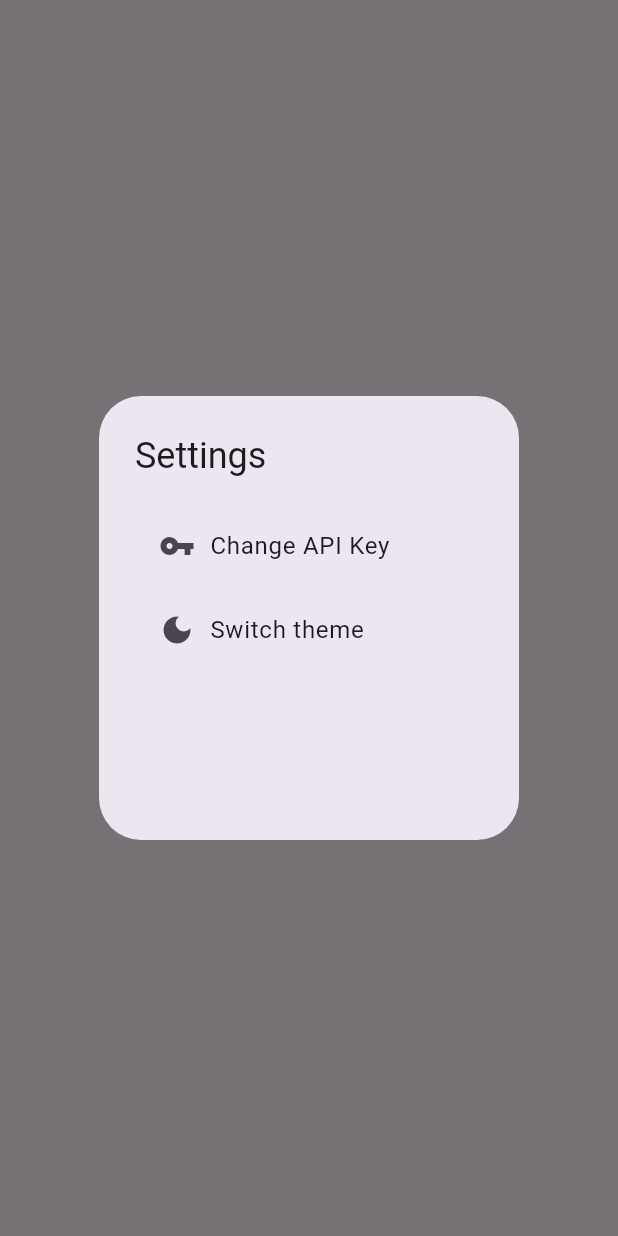
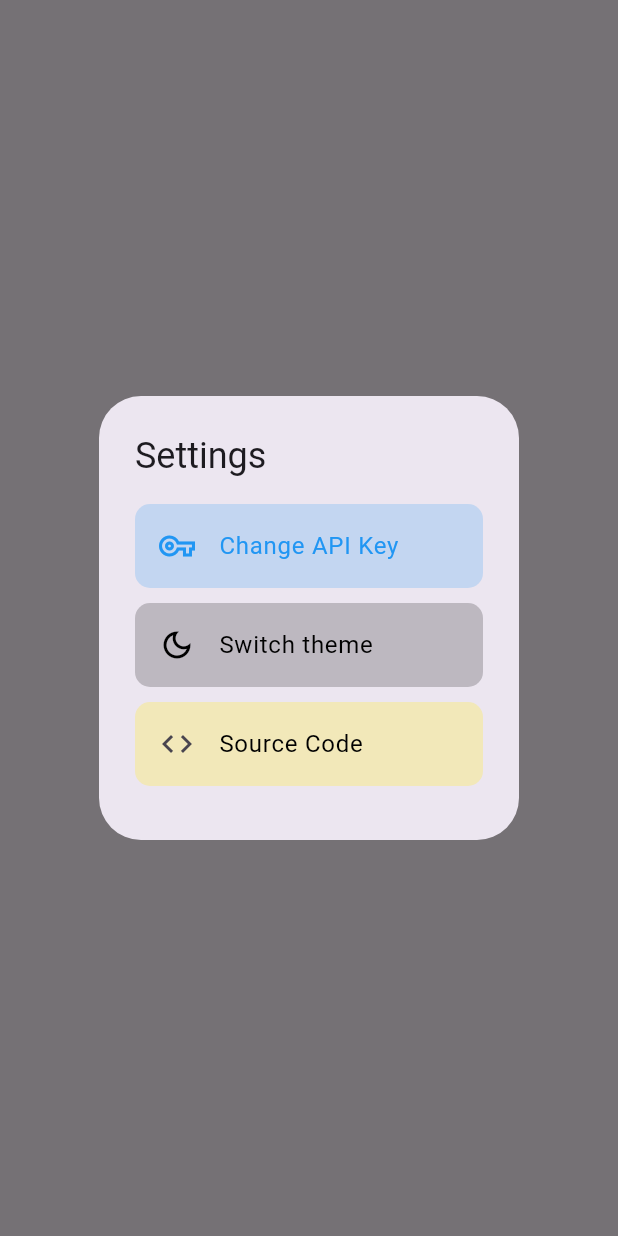
Before and after one commit to sapatevaibhav/ai_mitra, a Flutter app: what openSettingsPopup() shows on an empty page, opened directly with empty values, on a phone screen of 412 x 824 dp. Run offline on Flutter 3.47's test engine with Material 3 defaults, Android fonts, the phone set to English and light mode, and no system bars; our stand-ins replace adaptive_theme, flutter_markdown, google_generative_ai, shared_preferences; accounts and stored records are empty.

Commit message:
made settings tab better

```diff
--- a/lib/settings.dart
+++ b/lib/settings.dart
@@ -1,35 +1,53 @@
 import 'package:flutter/material.dart';
 import 'package:adaptive_theme/adaptive_theme.dart';
 import 'package:ai_mitra/utils.dart';
+import 'package:url_launcher/url_launcher.dart';
 
 void openSettingsPopup(
   BuildContext context,
   String apiKey,
   Function(String) initializeGenerativeModel,
 ) {
+  final isDarkMode = Theme.of(context).brightness == Brightness.dark;
+
   showDialog(
     context: context,
-    builder: (BuildContext context) {
+    builder: (
+      BuildContext context,
+    ) {
       return AlertDialog(
-        title: const Text('Settings'),
+        title: const Text(
+          'Settings',
+        ),
         content: SizedBox(
           height: 200,
           child: Column(
             mainAxisSize: MainAxisSize.min,
             children: [
-              ListTile(
-                title: const Row(
-                  children: [
-                    Icon(
-                      Icons.vpn_key,
+              Container(
+                decoration: BoxDecoration(
+                  borderRadius: BorderRadius.circular(
+                    10,
                   ),
-                    SizedBox(
-                      width: 10,
+                  color: Colors.blue.withOpacity(
+                    0.2,
                   ),
-                    Text(
+                ),
+                child: ListTile(
+                  shape: RoundedRectangleBorder(
+                    borderRadius: BorderRadius.circular(
+                      10,
+                    ),
+                  ),
+                  leading: const Icon(
+                    Icons.vpn_key_outlined,
+                    color: Colors.blue,
+                  ),
+                  title: const Text(
                     'Change API Key',
+                    style: TextStyle(
+                      color: Colors.blue,
                     ),
-                  ],
                   ),
                   onTap: () {
                     Navigator.of(context).pop();
@@ -40,24 +58,82 @@ void openSettingsPopup(
                     );
                   },
                 ),
-              ListTile(
-                title: const Row(
-                  children: [
-                    Icon(
-                      Icons.dark_mode,
               ),
-                    SizedBox(
-                      width: 10,
+              const SizedBox(
+                height: 10,
               ),
-                    Text(
+              Container(
+                decoration: BoxDecoration(
+                  borderRadius: BorderRadius.circular(
+                    10,
+                  ),
+                  color: isDarkMode
+                      ? Colors.white.withOpacity(
+                          0.2,
+                        )
+                      : Colors.black.withOpacity(
+                          0.2,
+                        ),
+                ),
+                child: ListTile(
+                  shape: RoundedRectangleBorder(
+                    borderRadius: BorderRadius.circular(
+                      10,
+                    ),
+                  ),
+                  leading: Icon(
+                    isDarkMode
+                        ? Icons.light_mode_outlined
+                        : Icons.dark_mode_outlined,
+                    color: isDarkMode ? Colors.white60 : Colors.black,
+                  ),
+                  title: Text(
                     'Switch theme',
+                    style: TextStyle(
+                      color: isDarkMode ? Colors.white60 : Colors.black,
                     ),
-                  ],
                   ),
                   onTap: () {
                     Navigator.of(context).pop();
                     _switchTheme(context);
                   },
+                ),
+              ),
+              const SizedBox(
+                height: 10,
+              ),
+              Container(
+                decoration: BoxDecoration(
+                  borderRadius: BorderRadius.circular(
+                    10,
+                  ),
+                  color: Colors.yellow.withOpacity(
+                    0.3,
+                  ),
+                ),
+                child: ListTile(
+                  shape: RoundedRectangleBorder(
+                    borderRadius: BorderRadius.circular(
+                      10,
+                    ),
+                  ),
+                  leading: const Icon(
+                    Icons.code_outlined,
+                  ),
+                  title: Text(
+                    'Source Code',
+                    style: TextStyle(
+                      color: isDarkMode ? Colors.white60 : Colors.black,
+                    ),
+                  ),
+                  onTap: () {
+                    launchUrl(
+                      Uri.parse(
+                        "https://github.com/sapatevaibhav/ai_mitra",
+                      ),
+                    );
+                  },
+                ),
               ),
             ],
           ),
@@ -68,9 +144,13 @@ void openSettingsPopup(
 }
 
 void _switchTheme(BuildContext context) {
-  final themeMode = AdaptiveTheme.of(context).mode;
+  final themeMode = AdaptiveTheme.of(
+    context,
+  ).mode;
   final newThemeMode = themeMode == AdaptiveThemeMode.light
       ? AdaptiveThemeMode.dark
       : AdaptiveThemeMode.light;
-  AdaptiveTheme.of(context).setThemeMode(newThemeMode);
+  AdaptiveTheme.of(context).setThemeMode(
+    newThemeMode,
+  );
 }
```
Lines whose indentation alone changed are shown as unchanged.
